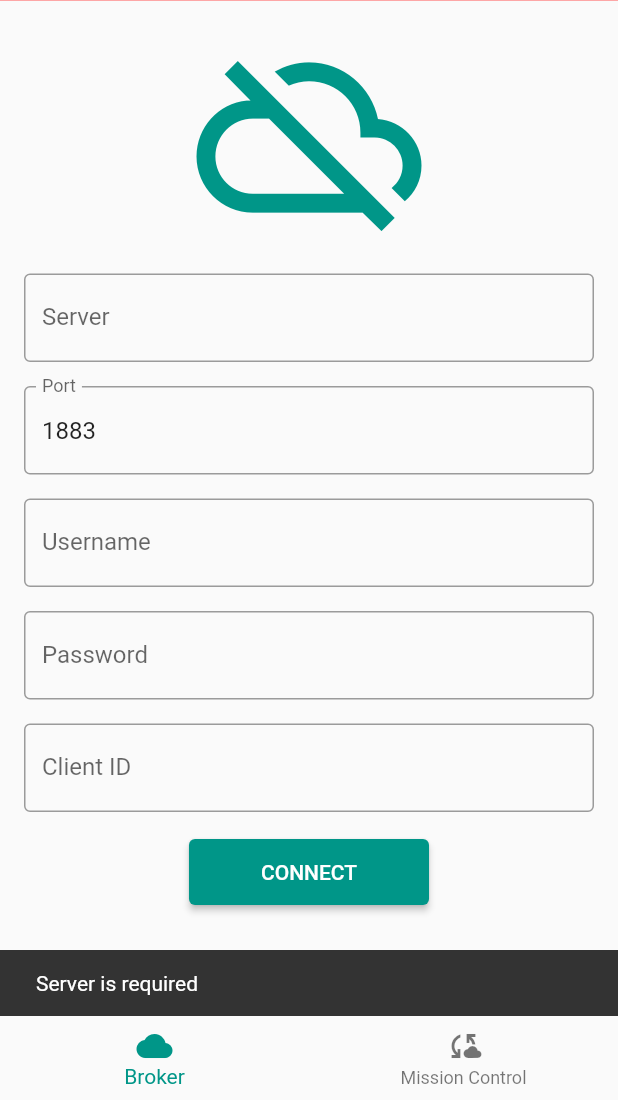
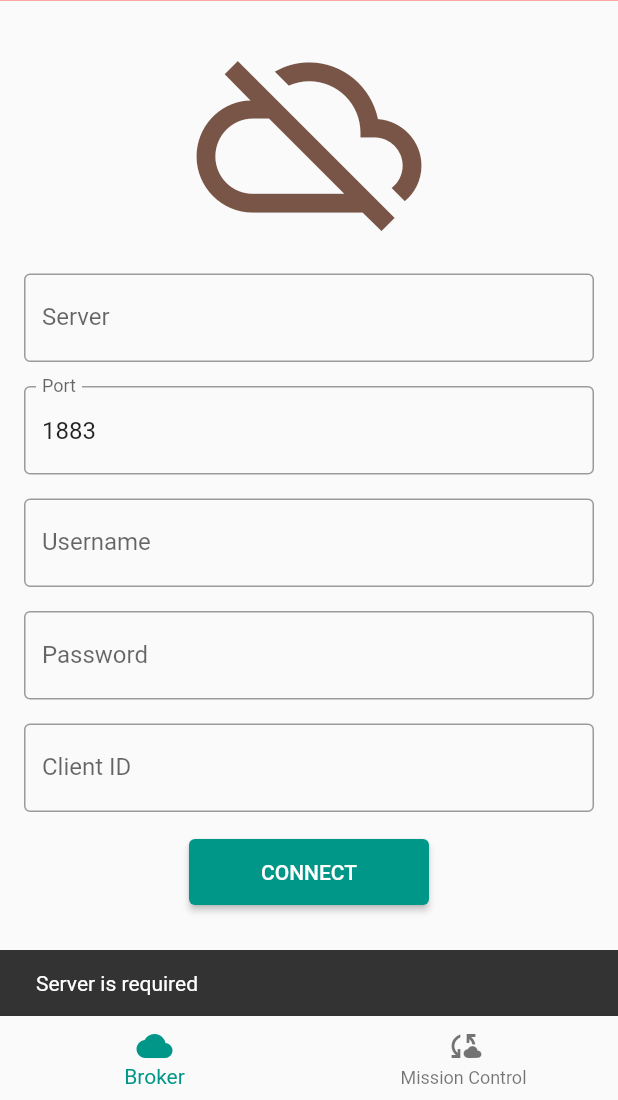
Before and after one commit to ahdzlee/iPBL2023-PreTraining, a Flutter app: the screen it shows after launch, after a tap on "CONNECT", on a phone screen of 412 x 824 dp, the part 136-1236 px from its top. Run offline on Flutter 3.47's test engine with Material 2 defaults, Android fonts, the light colour scheme and no system bars; our stand-ins replace flutter_hooks, hooks_riverpod; missing offline and left inert: mqtt_client.

Commit message:
keeping track of app state connection changes

```diff
--- /dev/null
+++ b/mobile/lights_up/lib/state/enums/app_connection_state.dart
@@ -0,0 +1,6 @@
+enum AppConnectionState {
+  connected,
+  disconnected,
+  connecting,
+  error,
+}
--- /dev/null
+++ b/mobile/lights_up/lib/state/notifiers/app_connection_state_notifier.dart
@@ -0,0 +1,9 @@
+import 'package:hooks_riverpod/hooks_riverpod.dart';
+
+import '../enums/app_connection_state.dart';
+
+class AppConnectionStateNotifier extends StateNotifier<AppConnectionState> {
+  AppConnectionStateNotifier() : super(AppConnectionState.disconnected);
+
+  void setAppConnectionState(AppConnectionState connState) => state = connState;
+}
--- /dev/null
+++ b/mobile/lights_up/lib/state/providers/app_connection_state_provider.dart
@@ -0,0 +1,9 @@
+import 'package:hooks_riverpod/hooks_riverpod.dart';
+
+import '../enums/app_connection_state.dart';
+import '../notifiers/app_connection_state_notifier.dart';
+
+final appConnectionStateProvider =
+    StateNotifierProvider<AppConnectionStateNotifier, AppConnectionState>(
+  (ref) => AppConnectionStateNotifier(),
+);
--- /dev/null
+++ b/mobile/lights_up/lib/state/providers/is_connected_provider.dart
@@ -0,0 +1,9 @@
+import 'package:hooks_riverpod/hooks_riverpod.dart';
+
+import '../enums/app_connection_state.dart';
+import 'app_connection_state_provider.dart';
+
+final isConnectedProvider = Provider<bool>((ref) {
+  final appConnState = ref.watch(appConnectionStateProvider);
+  return appConnState == AppConnectionState.connected;
+});
--- /dev/null
+++ b/mobile/lights_up/lib/state/providers/mqtt_client_manager_provider.dart
@@ -0,0 +1,6 @@
+import 'package:hooks_riverpod/hooks_riverpod.dart';
+
+import '../mqtt_client_manager.dart';
+
+final mqttClientManagerProvider =
+    StateProvider<MqttClientManager?>((ref) => null);
--- a/mobile/lights_up/lib/views/broker/broker_view.dart
+++ b/mobile/lights_up/lib/views/broker/broker_view.dart
@@ -1,3 +1,4 @@
+import 'package:hooks_riverpod/hooks_riverpod.dart';
 import 'dart:math';
 
 import 'package:flutter_hooks/flutter_hooks.dart';
@@ -5,9 +6,13 @@ import 'package:flutter/material.dart';
 import 'package:flutter/services.dart';
 
 import '../../constants/app.dart';
+import '../../state/enums/app_connection_state.dart';
 import '../../state/mqtt_client_manager.dart';
+import '../../state/providers/app_connection_state_provider.dart';
+import '../../state/providers/is_connected_provider.dart';
+import '../../state/providers/mqtt_client_manager_provider.dart';
 
-class BrokerView extends HookWidget {
+class BrokerView extends HookConsumerWidget {
   const BrokerView({super.key});
 
   void showSnackBar(BuildContext context, String message,
@@ -22,7 +27,7 @@ class BrokerView extends HookWidget {
   }
 
   @override
-  Widget build(BuildContext context) {
+  Widget build(BuildContext context, WidgetRef ref) {
     final serverController = useTextEditingController();
     final portController = useTextEditingController();
     final usernameController = useTextEditingController();
@@ -73,14 +78,67 @@ class BrokerView extends HookWidget {
         clientId.value = 'flutter_client_${random.nextInt(100)}';
       }
 
-      final mqttManager = MqttClientManager(
+      ref.read(mqttClientManagerProvider.notifier).state = MqttClientManager(
         server: server.value,
         port: port.value,
         username: username.value,
         password: password.value,
         clientId: clientId.value,
       );
-      mqttManager.connect();
+
+      final isConnected = ref.read(isConnectedProvider);
+      if (isConnected) {
+        ref.read(mqttClientManagerProvider)?.disconnect();
+        ref
+            .read(appConnectionStateProvider.notifier)
+            .setAppConnectionState(AppConnectionState.disconnected);
+      } else {
+        ref
+            .read(appConnectionStateProvider.notifier)
+            .setAppConnectionState(AppConnectionState.connecting);
+
+        ref.read(mqttClientManagerProvider)?.connect().then((_) {
+          ref
+              .read(appConnectionStateProvider.notifier)
+              .setAppConnectionState(AppConnectionState.connected);
+        }).catchError((err) {
+          ref
+              .read(appConnectionStateProvider.notifier)
+              .setAppConnectionState(AppConnectionState.error);
+
+          showSnackBar(context, err.toString());
+        });
+      }
+    }
+
+    IconData connStateIcon;
+    Color? connStateColor;
+    final connState = ref.watch(appConnectionStateProvider);
+    switch (connState) {
+      case AppConnectionState.connected:
+        connStateIcon = Icons.cloud_done_outlined;
+        connStateColor = Colors.teal;
+        break;
+
+      case AppConnectionState.disconnected:
+        connStateIcon = Icons.cloud_off_outlined;
+        connStateColor = Colors.brown;
+        break;
+
+      case AppConnectionState.connecting:
+        connStateIcon = Icons.cloud_upload_outlined;
+        connStateColor = Colors.amber;
+        break;
+
+      case AppConnectionState.error:
+        connStateIcon = Icons.error_outline_outlined;
+        connStateColor = Colors.redAccent;
+        break;
+
+      default:
+        connStateIcon = Icons.cloud_off_outlined;
+        connStateColor = Colors.teal;
+        break;
     }
 
     return SingleChildScrollView(
@@ -88,7 +146,7 @@ class BrokerView extends HookWidget {
         padding: const EdgeInsets.all(16.0),
         child: Column(
           children: [
-            const Icon(Icons.cloud_off_outlined, size: 150, color: Colors.teal),
+            Icon(connStateIcon, size: 150, color: connStateColor),
             const SizedBox(height: 16),
             TextField(
               controller: serverController,
@@ -133,7 +191,9 @@ class BrokerView extends HookWidget {
               ),
             ),
             const SizedBox(height: 16),
-            ElevatedButton(
+            connState == AppConnectionState.connecting
+                ? const CircularProgressIndicator()
+                : ElevatedButton(
                     onPressed: handleMqttClientConnect,
                     style: ButtonStyle(
                       padding: MaterialStateProperty.all(
@@ -142,9 +202,17 @@ class BrokerView extends HookWidget {
                           vertical: 14,
                         ),
                       ),
-                backgroundColor: MaterialStateProperty.all(Colors.teal),
+                      backgroundColor: MaterialStateProperty.all(
+                        connState == AppConnectionState.connected
+                            ? Colors.brown
+                            : Colors.teal,
                       ),
-              child: const Text(kStrConnect),
+                    ),
+                    child: Text(
+                      connState == AppConnectionState.connected
+                          ? kStrDisconnect
+                          : kStrConnect,
+                    ),
                   ),
           ],
         ),
--- a/mobile/lights_up/lib/views/home/connection_state_widget.dart
+++ b/mobile/lights_up/lib/views/home/connection_state_widget.dart
@@ -1,22 +1,55 @@
 import 'package:flutter/material.dart';
+import 'package:hooks_riverpod/hooks_riverpod.dart';
 
 import '../../constants/app.dart';
+import '../../state/enums/app_connection_state.dart';
+import '../../state/providers/app_connection_state_provider.dart';
 
-class ConnectionStateWidget extends StatelessWidget {
+class ConnectionStateWidget extends ConsumerWidget {
   const ConnectionStateWidget({super.key});
 
   @override
-  Widget build(BuildContext context) {
+  Widget build(BuildContext context, WidgetRef ref) {
+    final connState = ref.watch(appConnectionStateProvider);
+
+    final String statusText;
+    final Color bgColor;
+    final Color fgColor;
+
+    switch (connState) {
+      case AppConnectionState.connected:
+        statusText = kStrConnected;
+        bgColor = Colors.greenAccent;
+        fgColor = Colors.black45;
+        break;
+
+      case AppConnectionState.connecting:
+        statusText = kStrConnecting;
+        bgColor = Colors.amberAccent;
+        fgColor = Colors.black87;
+        break;
+
+      case AppConnectionState.disconnected:
+        statusText = kStrDisconnected;
+        bgColor = Colors.redAccent;
+        fgColor = Colors.white;
+        break;
+
+      case AppConnectionState.error:
+        statusText = kStrPleaseTryAgain;
+        bgColor = Colors.redAccent;
+        fgColor = Colors.white;
+        break;
+    }
+
     return Container(
-      color: Colors.redAccent,
+      color: bgColor,
       padding: const EdgeInsets.symmetric(vertical: 8.0),
       child: Text(
-        kStrDisconnected,
+        statusText,
         textAlign: TextAlign.center,
-        style: Theme.of(context)
-            .textTheme
-            .titleMedium
-            ?.copyWith(color: Colors.white),
+        style:
+            Theme.of(context).textTheme.titleMedium?.copyWith(color: fgColor),
       ),
     );
   }
```
Lines whose indentation alone changed are shown as unchanged.
